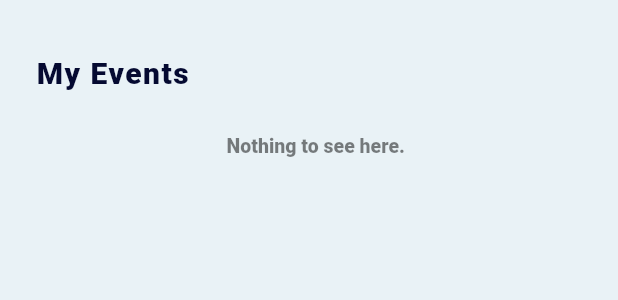
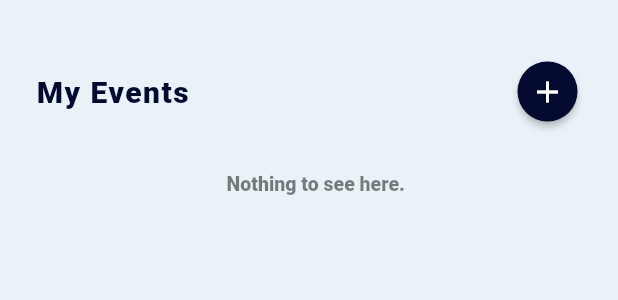
Before and after one commit to dekad4n/ens491-mobile, a Flutter app: what profileEvents() shows on an empty page, opened directly with empty values, on a phone screen of 412 x 824 dp. Shown: the top 300 px of the screen. Run offline on Flutter 3.47's test engine with Material 2 defaults, Android fonts, the phone set to English and light mode, and no system bars; our stand-ins replace carousel_slider, flutter_dotenv, image_picker; missing offline and left inert: walletconnect_dart; accounts and stored records are empty; network calls fail; Roboto replaces fonts that are missing (Avenir); key blocks and very long unbroken strings in the code were emptied for the run.

Commit message:
Add 'create event' button in profile page

```diff
--- a/lib/pages/profile.dart
+++ b/lib/pages/profile.dart
@@ -144,7 +144,8 @@ class _ProfileState extends State<Profile> {
                   builder: (BuildContext context,
                       AsyncSnapshot<List<Event>> snapshot) {
                     if (snapshot.hasData) {
-                      return profileEvents(context, snapshot.data!);
+                      return profileEvents(
+                          context, snapshot.data!, userProvider, setState);
                     }
                     return Text("");
                   })
--- a/lib/pages/wrapper.dart
+++ b/lib/pages/wrapper.dart
@@ -1,6 +1,5 @@
 import 'package:flutter/material.dart';
 import 'package:provider/provider.dart';
-import 'package:tickrypt/pages/create_event.dart';
 import 'package:tickrypt/pages/home.dart';
 import 'package:tickrypt/pages/profile.dart';
 import 'package:tickrypt/pages/search.dart';
@@ -55,7 +54,7 @@ class _LoggedInState extends State<LoggedIn> {
     if (pageIdx == 0) {
       current = Home();
     } else if (pageIdx == 1) {
-      current = CreateEvent();
+      current = Search();
     } else if (pageIdx == 4) {
       current = Profile();
     }
--- a/lib/widgets/molecules/cards/vertical_event_card.dart
+++ b/lib/widgets/molecules/cards/vertical_event_card.dart
@@ -7,7 +7,7 @@ Container verticalEventCard(BuildContext context, Event event) {
   DateTime date = DateTime.parse(event.startDate!);
   String day = DateFormat('EEEE').format(date).substring(0, 3);
   String formattedDate = day + DateFormat(', MMMM d').format(date);
-  String time = DateFormat('hh:mm').format(date);
+  String time = event.startTime!;
   return Container(
     alignment: Alignment.topLeft,
     width: (MediaQuery.of(context).size.width - 47) / 2,
--- a/lib/widgets/organisms/events/profileEvents.dart
+++ b/lib/widgets/organisms/events/profileEvents.dart
@@ -1,8 +1,10 @@
 import 'package:flutter/material.dart';
 import 'package:tickrypt/models/event_model.dart';
+import 'package:tickrypt/pages/create_event.dart';
 import 'package:tickrypt/widgets/molecules/cards/vertical_event_card.dart';
 
-Container profileEvents(BuildContext context, List<Event> events) {
+Container profileEvents(
+    BuildContext context, List<Event> events, userProvider, setState) {
   return Container(
     color: const Color(0xFFe9f2f6),
     width: MediaQuery.of(context).size.width,
@@ -13,6 +15,9 @@ Container profileEvents(BuildContext context, List<Event> events) {
       // ignore: prefer_const_literals_to_create_immutables
       children: [
         // ignore: prefer_const_constructors
+        Row(
+          mainAxisAlignment: MainAxisAlignment.spaceBetween,
+          children: [
             Text(
               "My Events",
               // ignore: prefer_const_constructors
@@ -22,6 +27,25 @@ Container profileEvents(BuildContext context, List<Event> events) {
                   fontFamily: 'Avenir',
                   fontWeight: FontWeight.w800,
                   letterSpacing: 1),
+            ),
+            ElevatedButton(
+              onPressed: () {
+                // Go to createEvent page
+                Navigator.push(
+                  context,
+                  MaterialPageRoute(
+                      builder: (context) =>
+                          CreateEvent(userProvider: userProvider)),
+                ).then((value) => {setState(() {})});
+              },
+              child: Icon(Icons.add, color: Colors.white),
+              style: ElevatedButton.styleFrom(
+                shape: CircleBorder(),
+                padding: EdgeInsets.all(8),
+                backgroundColor: const Color(0xFF050A31), // <-- Button color
+              ),
+            ),
+          ],
         ),
         Padding(
           padding: const EdgeInsets.only(top: 30.0),
```
Also changed, not shown: lib/pages/create_event.dart (+32 -10 lines). Lines whose indentation alone changed are shown as unchanged.
